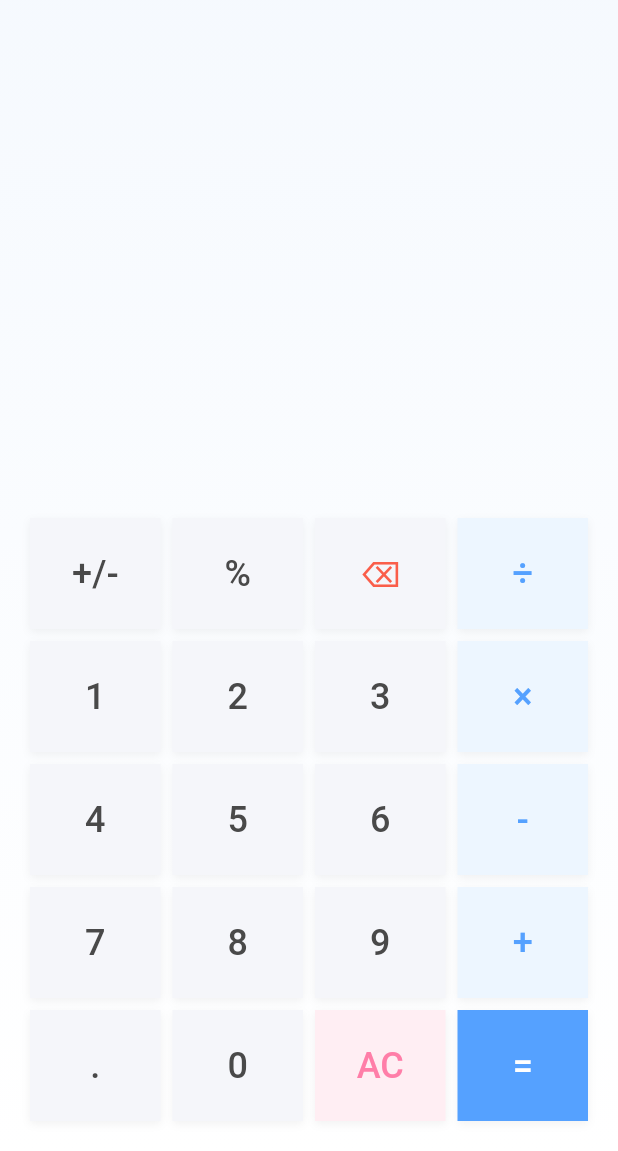
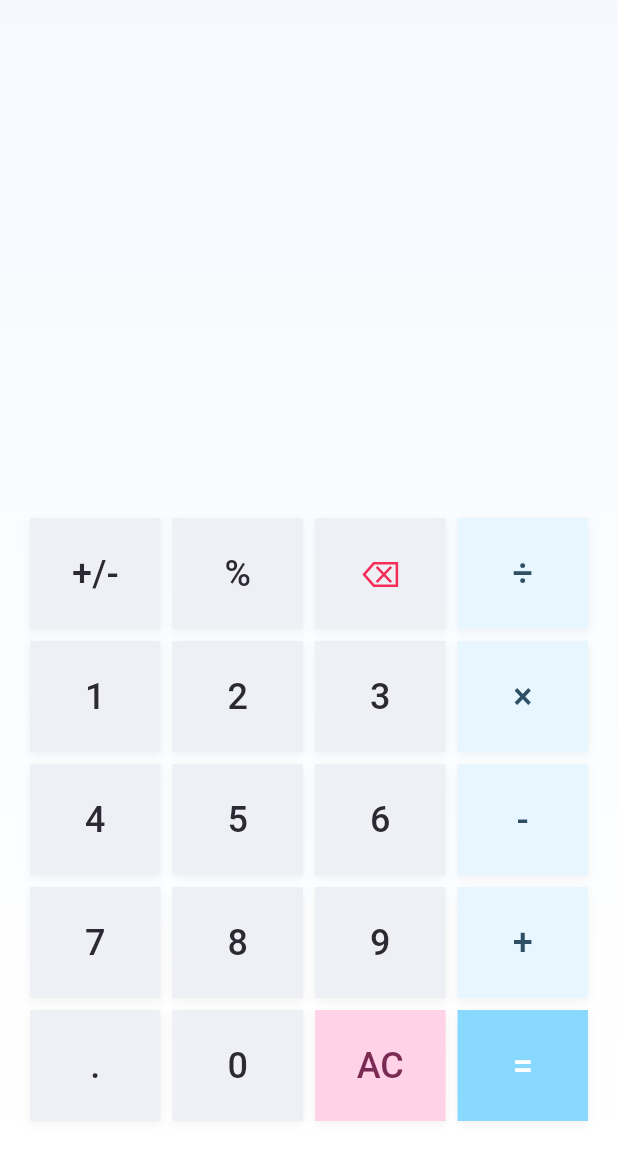
Before and after one commit to InduwaraSMPN/calculator-app-mad-new, a Flutter app: the screen it shows after launch, on a phone screen of 412 x 824 dp, the part 85-1236 px from its top. Run offline on Flutter 3.47's test engine with Material 3 defaults, Android fonts, the phone set to English and light mode, and no system bars; our stand-ins replace flutter_svg; missing offline and left inert: expressions.

Commit message:
Button Color Changes

```diff
--- a/lib/main.dart
+++ b/lib/main.dart
@@ -48,7 +48,6 @@ class _SplashScreenState extends State<SplashScreen> {
         child: LayoutBuilder(
           builder: (context, constraints) {
             final screenWidth = constraints.maxWidth;
-            final screenHeight = constraints.maxHeight;
             final svgSize = screenWidth < 600 ? screenWidth * 1 : screenWidth * 1;
 
             return SvgPicture.asset(
@@ -71,18 +70,20 @@ class CalculatorScreen extends StatefulWidget {
 }
 
 class _CalculatorScreenState extends State<CalculatorScreen> {
-  // Colors for different buttons
-  static const Color numberButtonColor = Color(0xFFF5F6FA); // Light gray
-  static const Color operatorButtonColor = Color(0xFFEDF6FF); // Light blue
-  static const Color backspaceButtonColor = Color(0xFFF5F6FA); // Light pink (for ⌫)
-  static const Color acButtonColor = Color(0xFFFFEEF3); // Light yellow (for DEL)
-  static const Color equalsButtonColor = Color(0xFF55A1FF); // Bright blue
-  static const Color textColor = Color(0xFF494949); // Dark gray for numbers
-  static const Color operatorTextColor = Color(0xFF55A1FF); // Blue for operators
-  static const Color backspaceTextColor = Color(0xFFFA5E4A); // Pink for ⌫
-  static const Color acTextColor = Color(0xFFFF7EA8); // Orange for DEL
-  static const Color resultColor = Color(0xFF00FF00); // Green for result
-  static const Color errorColor = Color(0xFFFF0000); // Red for error
+
+  // Colors for buttons
+  static const Color numberButtonColor = Color(0xFFeff0f6); // 0-9 , . , ⌫ , % . +/-
+  static const Color operatorButtonColor = Color(0xffe7f6ff); // + , - , x , /
+  static const Color acButtonColor = Color(0xFFffd2e8); // AC
+  static const Color equalsButtonColor = Color(0xFF89d9ff); // =
+
+  //Colors for Text
+  static const Color textColor = Color(0xFF2b2933); // for 0-9 , . , % . +/-
+  static const Color operatorTextColor = Color(0xFF2e4f64); // for + , - , x , /
+  static const Color acTextColor = Color(0xFF792b53); // AC
+  static const Color backspaceTextColor = Color(0xFFf52c58); //for ⌫
+  static const Color errorColor = Color(0xFFf52c58); // Error
+  static const Color resultColor = Color(0xFFbaeaa0); // Result
 
   String _output = '';
   String _operationSequence = '';
@@ -124,7 +125,7 @@ class _CalculatorScreenState extends State<CalculatorScreen> {
         if ('+-×÷'.contains(lastChar)) {
           _operationSequence = _operationSequence.substring(0, _operationSequence.length - 1);
         }
-        _operationSequence += ' ' + operation + ' ';
+        _operationSequence += ' $operation ';
         _isNewNumber = true;
       }
       _output = _operationSequence;
@@ -201,7 +202,7 @@ class _CalculatorScreenState extends State<CalculatorScreen> {
         if (lastNumber.startsWith('-')) {
           _operationSequence = _operationSequence.substring(0, _operationSequence.length - lastNumber.length) + lastNumber.substring(1);
         } else {
-          _operationSequence = _operationSequence.substring(0, _operationSequence.length - lastNumber.length) + '-' + lastNumber;
+          _operationSequence = '${_operationSequence.substring(0, _operationSequence.length - lastNumber.length)}-$lastNumber';
         }
         _output = _operationSequence;
       }
@@ -344,7 +345,7 @@ class _CalculatorScreenState extends State<CalculatorScreen> {
                         _buildButton('+/-'),
                         _buildButton('%'),
                         _buildButton('⌫',
-                            backgroundColor: backspaceButtonColor,
+                            backgroundColor: numberButtonColor,
                             textColor: backspaceTextColor),
                         _buildButton('÷',
                             backgroundColor: operatorButtonColor,
```
Also changed, not shown: 1 other file.
